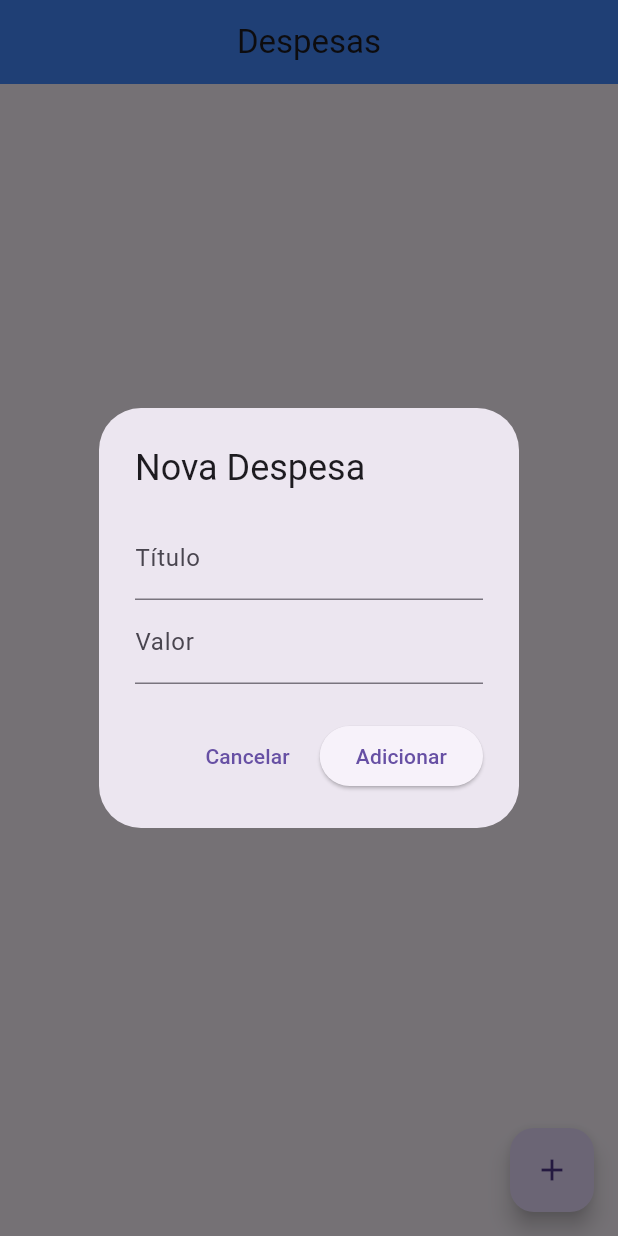
After one commit to matheushsouto/FinanceGuairaca, a Flutter app: the ExpensesPage screen opened directly, after a tap on the "add" icon, on a phone screen of 412 x 824 dp. The commit adds this screen. Run offline on Flutter 3.47's test engine with Material 3 defaults, Android fonts, the phone set to English and light mode, and no system bars; our stand-ins replace cloud_firestore, firebase_auth, firebase_core; accounts and stored records are empty.

Commit message:
feat: adicionando crud completo

```diff
--- /dev/null
+++ b/lib/models/expense.dart
@@ -0,0 +1,30 @@
+class Expense {
+  final String id;
+  final String title;
+  final double amount;
+  final DateTime date;
+
+  Expense({
+    required this.id,
+    required this.title,
+    required this.amount,
+    required this.date,
+  });
+
+  Map<String, dynamic> toMap() {
+    return {
+      'title': title,
+      'amount': amount,
+      'date': date.toIso8601String(),
+    };
+  }
+
+  factory Expense.fromMap(String id, Map<String, dynamic> map) {
+    return Expense(
+      id: id,
+      title: map['title'],
+      amount: map['amount'],
+      date: DateTime.parse(map['date']),
+    );
+  }
+}
--- /dev/null
+++ b/lib/screens/auth/pages/expenses_page.dart
@@ -0,0 +1,173 @@
+
+import 'package:financing_app/models/expense.dart';
+import 'package:financing_app/services/expense_service.dart';
+import 'package:flutter/material.dart';
+import 'package:intl/intl.dart';
+
+class ExpensesPage extends StatefulWidget {
+  const ExpensesPage({super.key});
+
+  @override
+  State<ExpensesPage> createState() => _ExpensesPageState();
+}
+
+class _ExpensesPageState extends State<ExpensesPage> {
+  final ExpenseService _service = ExpenseService();
+  final _titleController = TextEditingController();
+  final _amountController = TextEditingController();
+  final _formKey = GlobalKey<FormState>();
+
+  void _showExpenseDialog({Expense? expense}) {
+    if (expense != null) {
+      _titleController.text = expense.title;
+      _amountController.text = expense.amount.toString();
+    } else {
+      _titleController.clear();
+      _amountController.clear();
+    }
+
+    showDialog(
+      context: context,
+      builder: (_) => AlertDialog(
+        title: Text(expense != null ? 'Editar Despesa' : 'Nova Despesa'),
+        content: Form(
+          key: _formKey,
+          child: Column(
+            mainAxisSize: MainAxisSize.min,
+            children: [
+              TextFormField(
+                controller: _titleController,
+                decoration: const InputDecoration(labelText: 'Título'),
+                validator: (v) =>
+                    v != null && v.isNotEmpty ? null : 'Informe o título',
+              ),
+              TextFormField(
+                controller: _amountController,
+                decoration: const InputDecoration(labelText: 'Valor'),
+                keyboardType: TextInputType.number,
+                validator: (v) => v != null && double.tryParse(v) != null
+                    ? null
+                    : 'Valor inválido',
+              ),
+            ],
+          ),
+        ),
+        actions: [
+          TextButton(
+            onPressed: () => Navigator.pop(context),
+            child: const Text('Cancelar'),
+          ),
+          ElevatedButton(
+            onPressed: () async {
+              if (!_formKey.currentState!.validate()) return;
+
+              final newExpense = Expense(
+                id: expense?.id ?? '',
+                title: _titleController.text.trim(),
+                amount: double.parse(_amountController.text.trim()),
+                date: DateTime.now(),
+              );
+
+              if (expense == null) {
+                await _service.addExpense(newExpense);
+              } else {
+                await _service.updateExpense(newExpense.copyWith(id: expense.id));
+              }
+
+              Navigator.pop(context);
+            },
+            child: Text(expense != null ? 'Atualizar' : 'Adicionar'),
+          ),
+        ],
+      ),
+    );
+  }
+
+  @override
+  Widget build(BuildContext context) {
+    return Scaffold(
+      appBar: AppBar(
+        title: const Text('Despesas'),
+        centerTitle: true,
+        backgroundColor: Colors.blueAccent,
+      ),
+      floatingActionButton: FloatingActionButton(
+        onPressed: () => _showExpenseDialog(),
+        child: const Icon(Icons.add),
+      ),
+      body: StreamBuilder<List<Expense>>(
+        stream: _service.getExpenses(),
+        builder: (context, snapshot) {
+          if (snapshot.connectionState == ConnectionState.waiting) {
+            return const Center(child: CircularProgressIndicator());
+          }
+
+          final expenses = snapshot.data ?? [];
+          if (expenses.isEmpty) {
+            return const Center(child: Text('Nenhuma despesa cadastrada'));
+          }
+
+          return ListView.builder(
+            padding: const EdgeInsets.all(16),
+            itemCount: expenses.length,
+            itemBuilder: (context, index) {
+              final exp = expenses[index];
+              return Card(
+                shape: RoundedRectangleBorder(
+                    borderRadius: BorderRadius.circular(12)),
+                elevation: 4,
+                margin: const EdgeInsets.symmetric(vertical: 8),
+                child: ListTile(
+                  contentPadding: const EdgeInsets.all(16),
+                  title: Text(
+                    exp.title,
+                    style: const TextStyle(
+                        fontWeight: FontWeight.bold, fontSize: 18),
+                  ),
+                  subtitle: Text(
+                    DateFormat('dd/MM/yyyy HH:mm').format(exp.date),
+                    style: const TextStyle(color: Colors.grey),
+                  ),
+                  trailing: Row(
+                    mainAxisSize: MainAxisSize.min,
+                    children: [
+                      Text(
+                        'R\$ ${exp.amount.toStringAsFixed(2)}',
+                        style: const TextStyle(
+                            fontWeight: FontWeight.bold, color: Colors.green),
+                      ),
+                      IconButton(
+                        icon: const Icon(Icons.edit, color: Colors.orange),
+                        onPressed: () => _showExpenseDialog(expense: exp),
+                      ),
+                      IconButton(
+                        icon: const Icon(Icons.delete, color: Colors.red),
+                        onPressed: () => _service.deleteExpense(exp.id),
+                      ),
+                    ],
+                  ),
+                ),
+              );
+            },
+          );
+        },
+      ),
+    );
+  }
+}
+
+extension on Expense {
+  Expense copyWith({
+    String? id,
+    String? title,
+    double? amount,
+    DateTime? date,
+  }) {
+    return Expense(
+      id: id ?? this.id,
+      title: title ?? this.title,
+      amount: amount ?? this.amount,
+      date: date ?? this.date,
+    );
+  }
+}
--- /dev/null
+++ b/lib/services/expense_service.dart
@@ -0,0 +1,29 @@
+import 'package:cloud_firestore/cloud_firestore.dart';
+import '../models/expense.dart';
+
+class ExpenseService {
+  final CollectionReference _collection =
+      FirebaseFirestore.instance.collection('expenses');
+
+  Future<void> addExpense(Expense expense) async {
+    await _collection.add(expense.toMap());
+  }
+
+  Future<void> updateExpense(Expense expense) async {
+    await _collection.doc(expense.id).update(expense.toMap());
+  }
+
+  Future<void> deleteExpense(String id) async {
+    await _collection.doc(id).delete();
+  }
+
+  Stream<List<Expense>> getExpenses() {
+    return _collection
+        .orderBy('date', descending: true) // mais recente primeiro
+        .snapshots()
+        .map((snapshot) => snapshot.docs
+            .map((doc) =>
+                Expense.fromMap(doc.id, doc.data() as Map<String, dynamic>))
+            .toList());
+  }
+}
```
Also changed, not shown: lib/screens/auth/pages/login_page.dart (+23 -5 lines), lib/firebase_options.dart.
